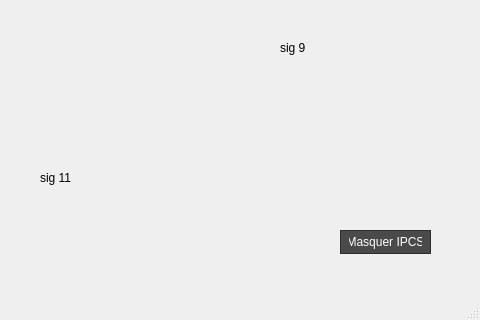
The window that ui/gui.ui (Elfix3/TCO) describes before a commit, drawn with Qt 5; both pictures show x 960 to 1440 and y 490 to 810 of the 1440 by 810 pixel window.
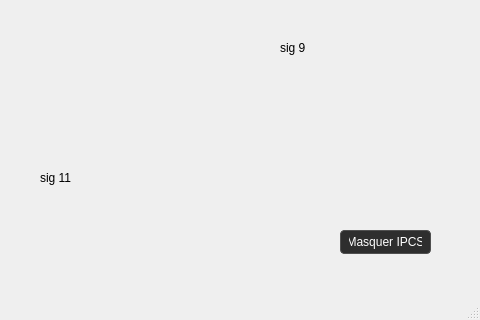
The same window after the commit. Icons and pictures are not drawn.

Diff of the .ui file:
```diff
--- a/ui/gui.ui
+++ b/ui/gui.ui
@@ -55,17 +55,20 @@
     </property>
     <property name="styleSheet">
      <string notr="true">QPushButton {
-    background-color: #4a4a4a;  /* Gris foncé */
+    background-color: #2e2e2e; 
     color: white;
-    border: 1px solid #2e2e2e;
+    border: 1px solid #505050;   
     padding: 4px 8px;
+    border-radius: 4px;
 }
 
 QPushButton:checked {
-    background-color: #4a4a4a;
+    background-color: #2e2e2e;
     color: white;
-    border: 1px solid #2e2e2e;
-}</string>
+    border: 1px solid #505050;
+    border-radius: 4px;
+}
+</string>
     </property>
     <property name="text">
      <string>Masquer IPCS</string>
```
